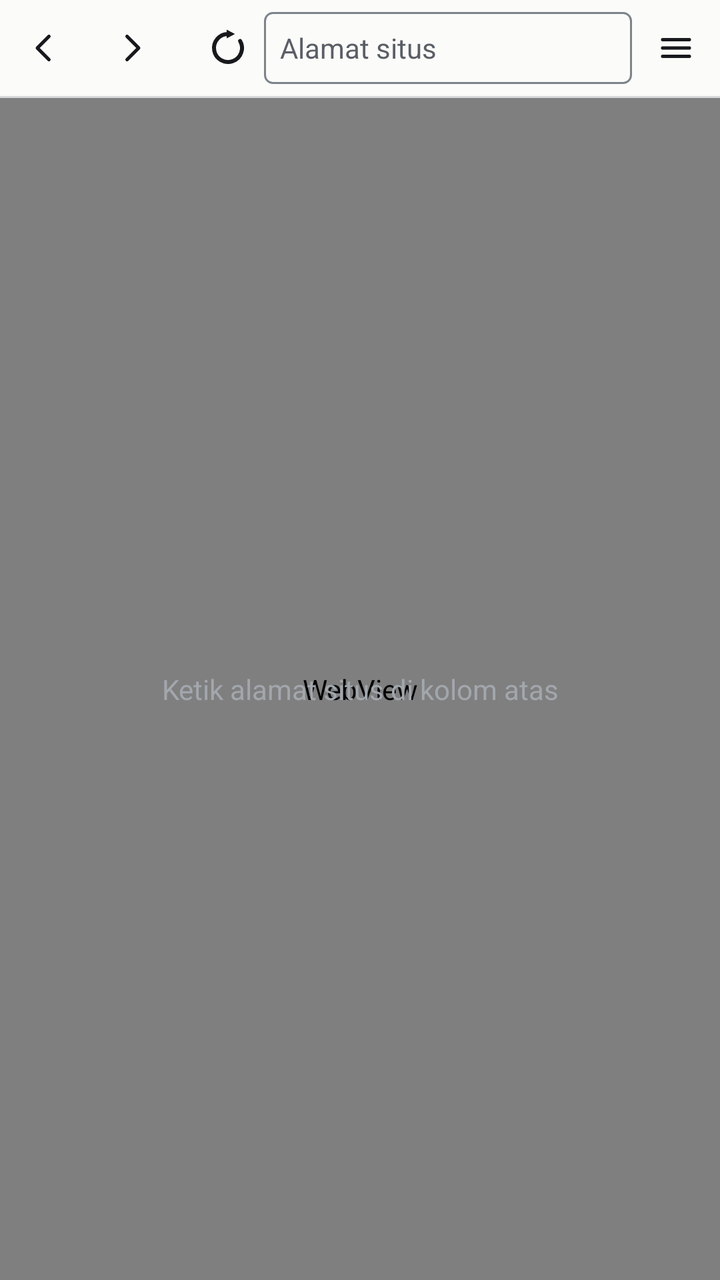
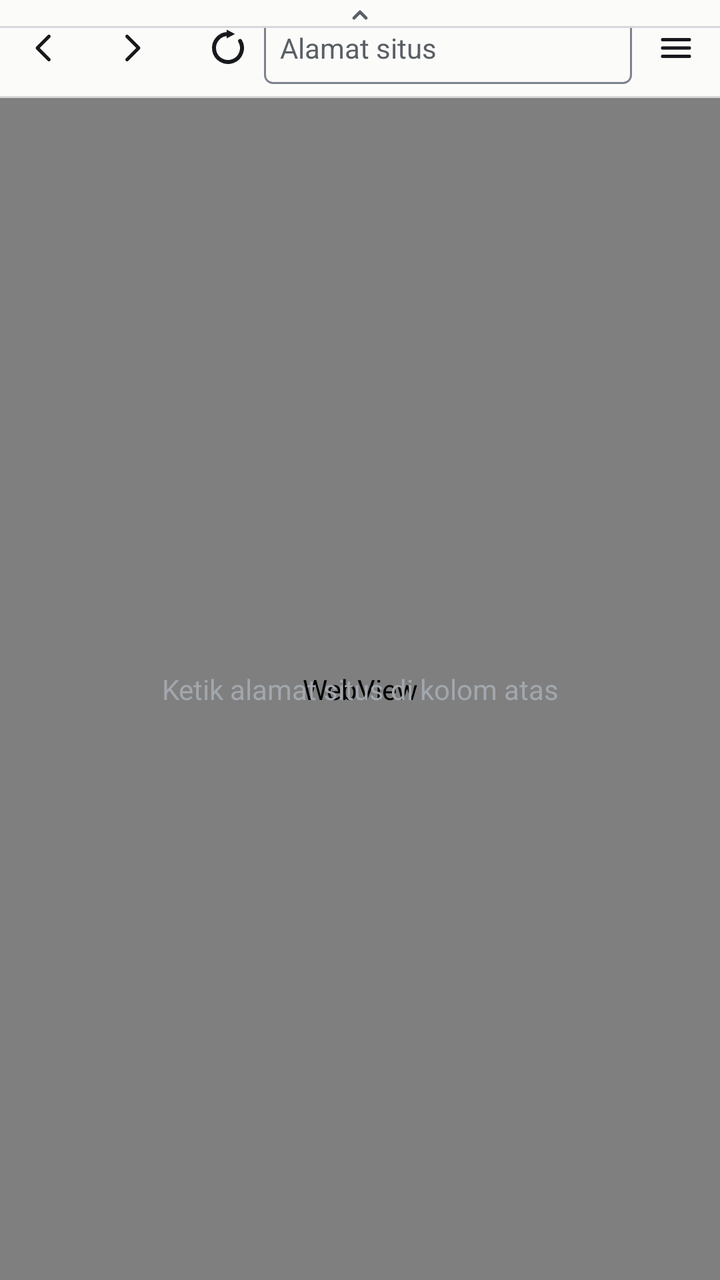

An Android layout rendered at two revisions. The XML below is the earlier revision; the diff shows what the commit changed to produce the second picture.
<!-- AndroidManifest.xml: application theme Theme.KalBrowser -->
<!-- res/layout/activity_main.xml -->
<?xml version="1.0" encoding="utf-8"?>
<FrameLayout xmlns:android="http://schemas.android.com/apk/res/android"
    xmlns:app="http://schemas.android.com/apk/res-auto"
    android:id="@+id/root"
    android:layout_width="match_parent"
    android:layout_height="match_parent"
    android:background="@color/letterbox">

    <LinearLayout
        android:id="@+id/browser_content"
        android:layout_width="match_parent"
        android:layout_height="match_parent"
        android:background="@color/paper"
        android:fitsSystemWindows="true"
        android:orientation="vertical">

        
        <LinearLayout
            android:id="@+id/chrome_bar"
            android:layout_width="match_parent"
            android:layout_height="wrap_content"
            android:orientation="vertical">

            <androidx.constraintlayout.widget.ConstraintLayout
                android:id="@+id/toolbar"
                android:layout_width="match_parent"
                android:layout_height="@dimen/toolbar_height">

                <ImageButton
                    android:id="@+id/button_back"
                    style="@style/Widget.KalBrowser.IconButton"
                    android:contentDescription="@string/action_back"
                    android:src="@drawable/ic_back"
                    app:layout_constraintBottom_toBottomOf="parent"
                    app:layout_constraintStart_toStartOf="parent"
                    app:layout_constraintTop_toTopOf="parent" />

                <ImageButton
                    android:id="@+id/button_forward"
                    style="@style/Widget.KalBrowser.IconButton"
                    android:contentDescription="@string/action_forward"
                    android:src="@drawable/ic_forward"
                    app:layout_constraintBottom_toBottomOf="parent"
                    app:layout_constraintStart_toEndOf="@id/button_back"
                    app:layout_constraintTop_toTopOf="parent" />

                
                <ImageButton
                    android:id="@+id/button_reload"
                    style="@style/Widget.KalBrowser.IconButton"
                    android:contentDescription="@string/action_reload"
                    android:paddingStart="12dp"
                    android:paddingEnd="4dp"
                    android:src="@drawable/ic_reload"
                    app:layout_constraintBottom_toBottomOf="parent"
                    app:layout_constraintStart_toEndOf="@id/button_forward"
                    app:layout_constraintTop_toTopOf="parent" />

                <FrameLayout
                    android:id="@+id/address_field"
                    android:layout_width="0dp"
                    android:layout_height="@dimen/field_height"
                    android:background="@drawable/bg_address_bar"
                    app:layout_constraintBottom_toBottomOf="parent"
                    app:layout_constraintEnd_toStartOf="@id/button_sidebar"
                    app:layout_constraintStart_toEndOf="@id/button_reload"
                    app:layout_constraintTop_toTopOf="parent">

                    <EditText
                        android:id="@+id/address_bar"
                        android:layout_width="match_parent"
                        android:layout_height="match_parent"
                        android:background="@null"
                        android:hint="@string/address_bar_hint"
                        android:imeOptions="actionGo"
                        android:importantForAutofill="no"
                        android:inputType="textUri"
                        android:maxLines="1"
                        android:paddingStart="@dimen/field_padding"
                        android:paddingEnd="40dp"
                        android:selectAllOnFocus="true"
                        android:textColor="@color/ink"
                        android:textColorHint="@color/ink_muted"
                        android:textSize="14sp" />

                    
                    <ImageButton
                        android:id="@+id/button_go"
                        android:layout_width="36dp"
                        android:layout_height="36dp"
                        android:layout_gravity="end|center_vertical"
                        android:layout_marginEnd="2dp"
                        android:background="?attr/selectableItemBackgroundBorderless"
                        android:contentDescription="@string/action_go"
                        android:padding="6dp"
                        android:scaleType="fitCenter"
                        android:src="@drawable/ic_arrow_right"
                        android:tint="@color/ink"
                        android:visibility="gone" />

                </FrameLayout>

                
                <ImageButton
                    android:id="@+id/button_sidebar"
                    style="@style/Widget.KalBrowser.IconButton"
                    android:contentDescription="@string/action_sidebar"
                    android:src="@drawable/ic_menu"
                    app:layout_constraintBottom_toBottomOf="parent"
                    app:layout_constraintEnd_toEndOf="parent"
                    app:layout_constraintTop_toTopOf="parent" />

            </androidx.constraintlayout.widget.ConstraintLayout>

            <View
                android:layout_width="match_parent"
                android:layout_height="@dimen/divider_width"
                android:background="@color/divider" />

            
            <ProgressBar
                android:id="@+id/page_progress"
                style="?android:attr/progressBarStyleHorizontal"
                android:layout_width="match_parent"
                android:layout_height="@dimen/progress_height"
                android:indeterminate="false"
                android:progressTint="@color/signal"
                android:visibility="gone" />

        </LinearLayout>

        <FrameLayout
            android:id="@+id/viewport_container"
            android:layout_width="match_parent"
            android:layout_height="0dp"
            android:layout_weight="1"
            android:background="@color/letterbox">

            <WebView
                android:id="@+id/web_view"
                android:layout_width="match_parent"
                android:layout_height="match_parent" />

            <TextView
                android:id="@+id/empty_hint"
                android:layout_width="wrap_content"
                android:layout_height="wrap_content"
                android:layout_gravity="center"
                android:gravity="center"
                android:paddingStart="32dp"
                android:paddingEnd="32dp"
                android:text="@string/empty_hint"
                android:textColor="@color/letterbox_text"
                android:textSize="14sp" />

        </FrameLayout>

    </LinearLayout>

    
    <View
        android:id="@+id/sidebar_scrim"
        android:layout_width="match_parent"
        android:layout_height="match_parent"
        android:background="#66000000"
        android:visibility="gone" />

    
    <LinearLayout
        android:id="@+id/sidebar"
        android:layout_width="@dimen/sidebar_width"
        android:layout_height="match_parent"
        android:layout_gravity="end"
        android:background="@color/paper"
        android:elevation="8dp"
        android:orientation="vertical"
        android:visibility="gone">

        <TextView
            android:layout_width="match_parent"
            android:layout_height="wrap_content"
            android:paddingStart="16dp"
            android:paddingTop="16dp"
            android:paddingEnd="16dp"
            android:paddingBottom="8dp"
            android:text="@string/sidebar_sizes"
            android:textColor="@color/ink"
            android:textSize="14sp"
            android:textStyle="bold" />

        <ScrollView
            android:layout_width="match_parent"
            android:layout_height="0dp"
            android:layout_weight="1">

            <LinearLayout
                android:layout_width="match_parent"
                android:layout_height="wrap_content"
                android:orientation="vertical"
                android:paddingStart="16dp"
                android:paddingTop="4dp"
                android:paddingEnd="16dp"
                android:paddingBottom="16dp">

                <TextView
                    android:layout_width="match_parent"
                    android:layout_height="wrap_content"
                    android:paddingTop="@dimen/size_heading_gap"
                    android:paddingBottom="@dimen/size_label_gap"
                    android:text="@string/sidebar_landscape"
                    android:textColor="@color/ink_muted"
                    android:textSize="12sp" />

                <GridLayout
                    android:id="@+id/grid_landscape"
                    android:layout_width="match_parent"
                    android:layout_height="wrap_content"
                    android:columnCount="4" />

                <TextView
                    android:layout_width="match_parent"
                    android:layout_height="wrap_content"
                    android:paddingTop="@dimen/size_section_gap"
                    android:paddingBottom="@dimen/size_label_gap"
                    android:text="@string/sidebar_portrait"
                    android:textColor="@color/ink_muted"
                    android:textSize="12sp" />

                <GridLayout
                    android:id="@+id/grid_portrait"
                    android:layout_width="match_parent"
                    android:layout_height="wrap_content"
                    android:columnCount="4" />

            </LinearLayout>

        </ScrollView>

        <View
            android:layout_width="match_parent"
            android:layout_height="@dimen/divider_width"
            android:background="@color/divider" />

        
        <LinearLayout
            android:id="@+id/sidebar_info"
            android:layout_width="match_parent"
            android:layout_height="52dp"
            android:background="?attr/selectableItemBackground"
            android:clickable="true"
            android:focusable="true"
            android:gravity="center_vertical"
            android:orientation="horizontal"
            android:paddingStart="16dp"
            android:paddingEnd="16dp">

            <ImageView
                android:layout_width="18dp"
                android:layout_height="18dp"
                android:contentDescription="@null"
                android:importantForAccessibility="no"
                android:src="@drawable/ic_info"
                android:tint="@color/ink_muted" />

            <TextView
                android:layout_width="wrap_content"
                android:layout_height="wrap_content"
                android:layout_marginStart="10dp"
                android:text="@string/sidebar_diagnostics"
                android:textColor="@color/ink"
                android:textSize="14sp" />

        </LinearLayout>

    </LinearLayout>

    
    <FrameLayout
        android:id="@+id/fullscreen_container"
        android:layout_width="match_parent"
        android:layout_height="match_parent"
        android:background="@color/letterbox"
        android:visibility="gone" />

</FrameLayout>
<!-- resources referenced by this layout -->
<resources>
  <color name="divider">#D6D8DB</color>
  <color name="ink">#17191C</color>
  <color name="ink_muted">#5A5F66</color>
  <color name="letterbox">#000000</color>
  <color name="letterbox_text">#A2A7AD</color>
  <color name="paper">#FBFBF9</color>
  <color name="signal">#B4441F</color>
  <dimen name="divider_width">1dp</dimen>
  <dimen name="field_height">36dp</dimen>
  <dimen name="field_padding">8dp</dimen>
  <dimen name="progress_height">2dp</dimen>
  <dimen name="sidebar_width">284dp</dimen>
  <dimen name="size_heading_gap">8dp</dimen>
  <dimen name="size_label_gap">4dp</dimen>
  <dimen name="size_section_gap">24dp</dimen>
  <dimen name="toolbar_height">48dp</dimen>
  <!-- drawable ic_back (drawable) -->
  <?xml version="1.0" encoding="utf-8"?>
  <vector xmlns:android="http://schemas.android.com/apk/res/android"
      android:width="24dp"
      android:height="24dp"
      android:viewportWidth="24"
      android:viewportHeight="24">
      <path
          android:fillColor="@android:color/transparent"
          android:pathData="M15,5 L8,12 L15,19"
          android:strokeColor="#FFFFFFFF"
          android:strokeLineCap="round"
          android:strokeLineJoin="round"
          android:strokeWidth="2" />
  </vector>
  <!-- drawable ic_menu (drawable) -->
  <?xml version="1.0" encoding="utf-8"?>
  <vector xmlns:android="http://schemas.android.com/apk/res/android"
      android:width="24dp"
      android:height="24dp"
      android:viewportWidth="24"
      android:viewportHeight="24">
      <path
          android:fillColor="@android:color/transparent"
          android:pathData="M4,7 L20,7 M4,12 L20,12 M4,17 L20,17"
          android:strokeColor="#FFFFFFFF"
          android:strokeLineCap="round"
          android:strokeWidth="2" />
  </vector>
  <string name="action_back">Kembali</string>
  <string name="action_forward">Maju</string>
  <string name="action_go">Buka alamat</string>
  <string name="action_reload">Muat ulang</string>
  <string name="action_sidebar">Menu ukuran dan info</string>
  <string name="address_bar_hint">Alamat situs</string>
  <string name="empty_hint">Ketik alamat situs di kolom atas</string>
  <string name="sidebar_diagnostics">Info halaman</string>
  <string name="sidebar_landscape">Landscape</string>
  <string name="sidebar_portrait">Portrait</string>
  <string name="sidebar_sizes">Ukuran layar</string>
  <style name="Widget.KalBrowser.IconButton" parent="Widget.AppCompat.ActionButton">
          <item name="android:layout_width">@dimen/icon_button_size</item>
          <item name="android:layout_height">@dimen/icon_button_size</item>
          <item name="android:background">?attr/selectableItemBackgroundBorderless</item>
          <item name="android:padding">10dp</item>
          <item name="android:scaleType">fitCenter</item>
          <item name="android:tint">@color/icon_tint</item>
      </style>
  <dimen name="field_radius">4dp</dimen>
  <color name="control_border">#7C838B</color>
  <dimen name="icon_button_size">44dp</dimen>
  <color name="on_signal">#FFFFFF</color>
  <!-- unchanged entries left out for length: 6 -->
</resources>

<!-- the commit's change to res/layout/activity_main.xml (unified diff, before → after) -->
@@ -158,6 +158,35 @@
     </LinearLayout>
 
     
+    <FrameLayout
+        android:id="@+id/fold_handle"
+        android:layout_width="match_parent"
+        android:layout_height="@dimen/fold_handle_height"
+        android:layout_gravity="top"
+        android:background="@color/paper"
+        android:clickable="true"
+        android:contentDescription="@string/action_fold_bar"
+        android:focusable="true">
+
+        <ImageView
+            android:id="@+id/fold_arrow"
+            android:layout_width="12dp"
+            android:layout_height="12dp"
+            android:layout_gravity="center"
+            android:contentDescription="@null"
+            android:importantForAccessibility="no"
+            android:src="@drawable/ic_fold_arrow"
+            android:tint="@color/ink_muted" />
+
+        <View
+            android:layout_width="match_parent"
+            android:layout_height="1dp"
+            android:layout_gravity="bottom"
+            android:background="@color/divider" />
+
+    </FrameLayout>
+
+    
     <View
         android:id="@+id/sidebar_scrim"
         android:layout_width="match_parent"
<!-- resource entries referenced after the edit -->
@@ -10,6 +10,7 @@
   <dimen name="divider_width">1dp</dimen>
   <dimen name="field_height">36dp</dimen>
   <dimen name="field_padding">8dp</dimen>
+  <dimen name="fold_handle_height">14dp</dimen>
   <dimen name="progress_height">2dp</dimen>
   <dimen name="sidebar_width">284dp</dimen>
   <dimen name="size_heading_gap">8dp</dimen>
@@ -31,6 +32,21 @@
           android:strokeLineJoin="round"
           android:strokeWidth="2" />
   </vector>
+  <!-- drawable ic_fold_arrow (drawable) -->
+  <?xml version="1.0" encoding="utf-8"?>
+  <vector xmlns:android="http://schemas.android.com/apk/res/android"
+      android:width="12dp"
+      android:height="12dp"
+      android:viewportWidth="12"
+      android:viewportHeight="12">
+      <path
+          android:fillColor="@android:color/transparent"
+          android:pathData="M3,8 L6,5 L9,8"
+          android:strokeColor="#FFFFFFFF"
+          android:strokeLineCap="round"
+          android:strokeLineJoin="round"
+          android:strokeWidth="1.6" />
+  </vector>
   <!-- drawable ic_menu (drawable) -->
   <?xml version="1.0" encoding="utf-8"?>
   <vector xmlns:android="http://schemas.android.com/apk/res/android"
@@ -46,6 +62,7 @@
           android:strokeWidth="2" />
   </vector>
   <string name="action_back">Kembali</string>
+  <string name="action_fold_bar">Lipat bilah alamat</string>
   <string name="action_forward">Maju</string>
   <string name="action_go">Buka alamat</string>
   <string name="action_reload">Muat ulang</string>
